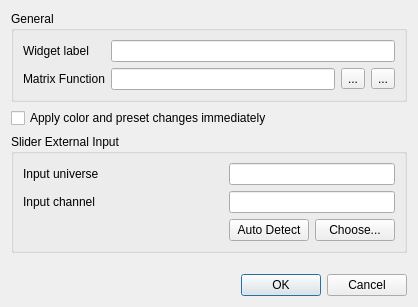
Before: the Qt Designer form ui/src/virtualconsole/vcmatrixproperties.ui in mcallegari/qlcplus, drawn with Qt 5.
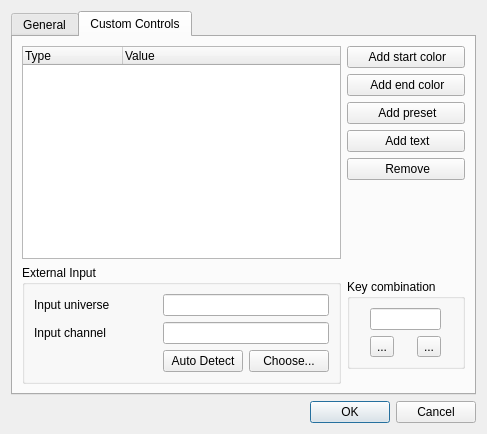
After: the same form once the commit is applied. The open tabs and pages were chosen to show the change. Icons and pictures are not drawn.

Patch:
```diff
--- a/ui/src/virtualconsole/vcmatrixproperties.ui
+++ b/ui/src/virtualconsole/vcmatrixproperties.ui
@@ -6,28 +6,41 @@
    <rect>
     <x>0</x>
     <y>0</y>
-    <width>418</width>
-    <height>307</height>
+    <width>487</width>
+    <height>434</height>
    </rect>
   </property>
   <property name="windowTitle">
-   <string>Dialog</string>
+   <string>RGB Matrix properties</string>
   </property>
-  <layout class="QVBoxLayout" name="verticalLayout">
-   <item>
-    <widget class="QGroupBox" name="m_generalGroup">
-     <property name="title">
+  <property name="windowIcon">
+   <iconset resource="../qlcui.qrc">
+    <normaloff>:/rgbmatrix.png</normaloff>:/rgbmatrix.png</iconset>
+  </property>
+  <layout class="QGridLayout" name="gridLayout_3">
+   <item row="1" column="0">
+    <widget class="QDialogButtonBox" name="buttonBox">
+     <property name="orientation">
+      <enum>Qt::Horizontal</enum>
+     </property>
+     <property name="standardButtons">
+      <set>QDialogButtonBox::Cancel|QDialogButtonBox::Ok</set>
+     </property>
+    </widget>
+   </item>
+   <item row="0" column="0">
+    <widget class="QTabWidget" name="tabWidget">
+     <property name="currentIndex">
+      <number>0</number>
+     </property>
+     <widget class="QWidget" name="tab">
+      <attribute name="title">
       <string>General</string>
-     </property>
-     <layout class="QGridLayout" name="gridLayoutGeneral">
-      <item row="0" column="0">
-       <widget class="QLabel" name="m_nameLabel">
-        <property name="text">
-         <string>Widget label</string>
-        </property>
-       </widget>
-      </item>
-      <item row="1" column="1">
+      </attribute>
+      <layout class="QVBoxLayout" name="verticalLayout_2">
+       <item>
+        <layout class="QGridLayout" name="gridLayout_2">
+         <item row="2" column="1">
        <widget class="QLineEdit" name="m_functionEdit">
         <property name="toolTip">
          <string>The function that this button controls</string>
@@ -37,21 +50,21 @@
         </property>
        </widget>
       </item>
-      <item row="0" column="1" colspan="3">
-       <widget class="QLineEdit" name="m_nameEdit">
-        <property name="toolTip">
-         <string>Text to display on the button</string>
+         <item row="1" column="0">
+          <widget class="QLabel" name="m_nameLabel">
+           <property name="text">
+            <string>Widget name</string>
         </property>
        </widget>
       </item>
-      <item row="1" column="0">
+         <item row="2" column="0">
        <widget class="QLabel" name="m_functionLabel">
         <property name="text">
          <string>Matrix Function</string>
         </property>
        </widget>
       </item>
-      <item row="1" column="3">
+         <item row="2" column="3">
        <widget class="QToolButton" name="m_detachFunction">
         <property name="toolTip">
          <string>Detach the button's function attachment</string>
@@ -71,7 +84,7 @@
         </property>
        </widget>
       </item>
-      <item row="1" column="2">
+         <item row="2" column="2">
        <widget class="QToolButton" name="m_attachFunction">
         <property name="toolTip">
          <string>Attach a function to this button</string>
@@ -91,16 +104,22 @@
         </property>
        </widget>
       </item>
-     </layout>
-    </widget>
-   </item>
-   <item>
+         <item row="1" column="1" colspan="3">
+          <widget class="QLineEdit" name="m_nameEdit">
+           <property name="toolTip">
+            <string>Text to display on the button</string>
+           </property>
+          </widget>
+         </item>
+         <item row="3" column="0" colspan="4">
     <widget class="QCheckBox" name="m_instantCheck">
      <property name="text">
       <string>Apply color and preset changes immediately</string>
      </property>
     </widget>
    </item>
+        </layout>
+       </item>
    <item>
     <widget class="QGroupBox" name="m_externalInputGroup">
      <property name="title">
@@ -193,14 +212,247 @@
      </property>
     </spacer>
    </item>
+      </layout>
+     </widget>
+     <widget class="QWidget" name="tab_2">
+      <attribute name="title">
+       <string>Custom Controls</string>
+      </attribute>
+      <layout class="QVBoxLayout" name="verticalLayout">
    <item>
-    <widget class="QDialogButtonBox" name="buttonBox">
+        <layout class="QGridLayout" name="gridLayout_5">
+         <item row="4" column="2">
+          <widget class="QPushButton" name="m_removeButton">
+           <property name="text">
+            <string> Remove</string>
+           </property>
+           <property name="icon">
+            <iconset resource="../qlcui.qrc">
+             <normaloff>:/fileclose.png</normaloff>:/fileclose.png</iconset>
+           </property>
+          </widget>
+         </item>
+         <item row="2" column="2">
+          <widget class="QPushButton" name="m_addPresetButton">
+           <property name="text">
+            <string> Add preset</string>
+           </property>
+           <property name="icon">
+            <iconset resource="../qlcui.qrc">
+             <normaloff>:/script.png</normaloff>:/script.png</iconset>
+           </property>
+          </widget>
+         </item>
+         <item row="0" column="1" rowspan="6">
+          <widget class="QTreeWidget" name="m_controlsTree">
+           <column>
+            <property name="text">
+             <string>Type</string>
+            </property>
+           </column>
+           <column>
+            <property name="text">
+             <string>Value</string>
+            </property>
+           </column>
+          </widget>
+         </item>
+         <item row="0" column="2">
+          <widget class="QPushButton" name="m_addStartColorButton">
+           <property name="text">
+            <string> Add start color</string>
+           </property>
+           <property name="icon">
+            <iconset resource="../qlcui.qrc">
+             <normaloff>:/color.png</normaloff>:/color.png</iconset>
+           </property>
+          </widget>
+         </item>
+         <item row="1" column="2">
+          <widget class="QPushButton" name="m_addEndColorButton">
+           <property name="text">
+            <string> Add end color</string>
+           </property>
+           <property name="icon">
+            <iconset resource="../qlcui.qrc">
+             <normaloff>:/color.png</normaloff>:/color.png</iconset>
+           </property>
+          </widget>
+         </item>
+         <item row="6" column="2">
+          <widget class="QGroupBox" name="groupBox_2">
+           <property name="sizePolicy">
+            <sizepolicy hsizetype="Preferred" vsizetype="Fixed">
+             <horstretch>0</horstretch>
+             <verstretch>0</verstretch>
+            </sizepolicy>
+           </property>
+           <property name="title">
+            <string>Key combination</string>
+           </property>
+           <layout class="QGridLayout" name="gridLayout_6">
+            <property name="leftMargin">
+             <number>3</number>
+            </property>
+            <property name="topMargin">
+             <number>9</number>
+            </property>
+            <property name="rightMargin">
+             <number>3</number>
+            </property>
+            <item row="1" column="0">
+             <widget class="QToolButton" name="m_detachKey">
+              <property name="toolTip">
+               <string>Remove the button's keyboard shortcut key</string>
+              </property>
+              <property name="text">
+               <string notr="true">...</string>
+              </property>
+              <property name="icon">
+               <iconset resource="../qlcui.qrc">
+                <normaloff>:/fileclose.png</normaloff>:/fileclose.png</iconset>
+              </property>
+              <property name="iconSize">
+               <size>
+                <width>32</width>
+                <height>32</height>
+               </size>
+              </property>
+             </widget>
+            </item>
+            <item row="1" column="1">
+             <widget class="QToolButton" name="m_attachKey">
+              <property name="toolTip">
+               <string>Set a key combination for this button</string>
+              </property>
+              <property name="text">
+               <string notr="true">...</string>
+              </property>
+              <property name="icon">
+               <iconset resource="../qlcui.qrc">
+                <normaloff>:/key_bindings.png</normaloff>:/key_bindings.png</iconset>
+              </property>
+              <property name="iconSize">
+               <size>
+                <width>32</width>
+                <height>32</height>
+               </size>
+              </property>
+             </widget>
+            </item>
+            <item row="0" column="0" colspan="2">
+             <widget class="QLineEdit" name="m_keyEdit">
+              <property name="toolTip">
+               <string>Keyboard combination that toggles this button</string>
+              </property>
+              <property name="readOnly">
+               <bool>true</bool>
+              </property>
+             </widget>
+            </item>
+           </layout>
+          </widget>
+         </item>
+         <item row="6" column="1">
+          <widget class="QGroupBox" name="m_externalInputGroup_2">
+           <property name="sizePolicy">
+            <sizepolicy hsizetype="Preferred" vsizetype="Fixed">
+             <horstretch>0</horstretch>
+             <verstretch>0</verstretch>
+            </sizepolicy>
+           </property>
+           <property name="title">
+            <string>External Input</string>
+           </property>
+           <layout class="QGridLayout" name="gridLayout_4">
+            <item row="2" column="0">
+             <spacer name="horizontalSpacer_2">
      <property name="orientation">
       <enum>Qt::Horizontal</enum>
      </property>
-     <property name="standardButtons">
-      <set>QDialogButtonBox::Cancel|QDialogButtonBox::Ok</set>
-     </property>
+              <property name="sizeHint" stdset="0">
+               <size>
+                <width>298</width>
+                <height>20</height>
+               </size>
+              </property>
+             </spacer>
+            </item>
+            <item row="1" column="1" colspan="2">
+             <widget class="QLineEdit" name="m_controlInputChannelEdit">
+              <property name="toolTip">
+               <string>The particular input channel within the input universe that sends data to this widget</string>
+              </property>
+              <property name="readOnly">
+               <bool>true</bool>
+              </property>
+             </widget>
+            </item>
+            <item row="2" column="2">
+             <widget class="QPushButton" name="m_chooseControlInputButton">
+              <property name="toolTip">
+               <string>Choose an external input universe &amp; channel that this widget should listen to</string>
+              </property>
+              <property name="text">
+               <string>Choose...</string>
+              </property>
+             </widget>
+            </item>
+            <item row="2" column="1">
+             <widget class="QPushButton" name="m_adControlInputButton">
+              <property name="toolTip">
+               <string>When toggled, you can move an external slider/knob to assign it to this virtual console slider.</string>
+              </property>
+              <property name="text">
+               <string>Auto Detect</string>
+              </property>
+              <property name="checkable">
+               <bool>true</bool>
+              </property>
+             </widget>
+            </item>
+            <item row="0" column="1" colspan="2">
+             <widget class="QLineEdit" name="m_controlInputUniverseEdit">
+              <property name="toolTip">
+               <string>The input universe that sends data to this widget</string>
+              </property>
+              <property name="readOnly">
+               <bool>true</bool>
+              </property>
+             </widget>
+            </item>
+            <item row="1" column="0">
+             <widget class="QLabel" name="m_inputChannelLabel_2">
+              <property name="text">
+               <string>Input channel</string>
+              </property>
+             </widget>
+            </item>
+            <item row="0" column="0">
+             <widget class="QLabel" name="m_inputUniverseLabel_2">
+              <property name="text">
+               <string>Input universe</string>
+              </property>
+             </widget>
+            </item>
+           </layout>
+          </widget>
+         </item>
+         <item row="3" column="2">
+          <widget class="QPushButton" name="m_addTextButton">
+           <property name="text">
+            <string> Add text</string>
+           </property>
+           <property name="icon">
+            <iconset resource="../qlcui.qrc">
+             <normaloff>:/fonts.png</normaloff>:/fonts.png</iconset>
+           </property>
+          </widget>
+         </item>
+        </layout>
+       </item>
+      </layout>
+     </widget>
     </widget>
    </item>
   </layout>
```
Left out of the diff: 1 changed line with no effect on the pictures. Lines whose indentation alone changed are shown as unchanged.
